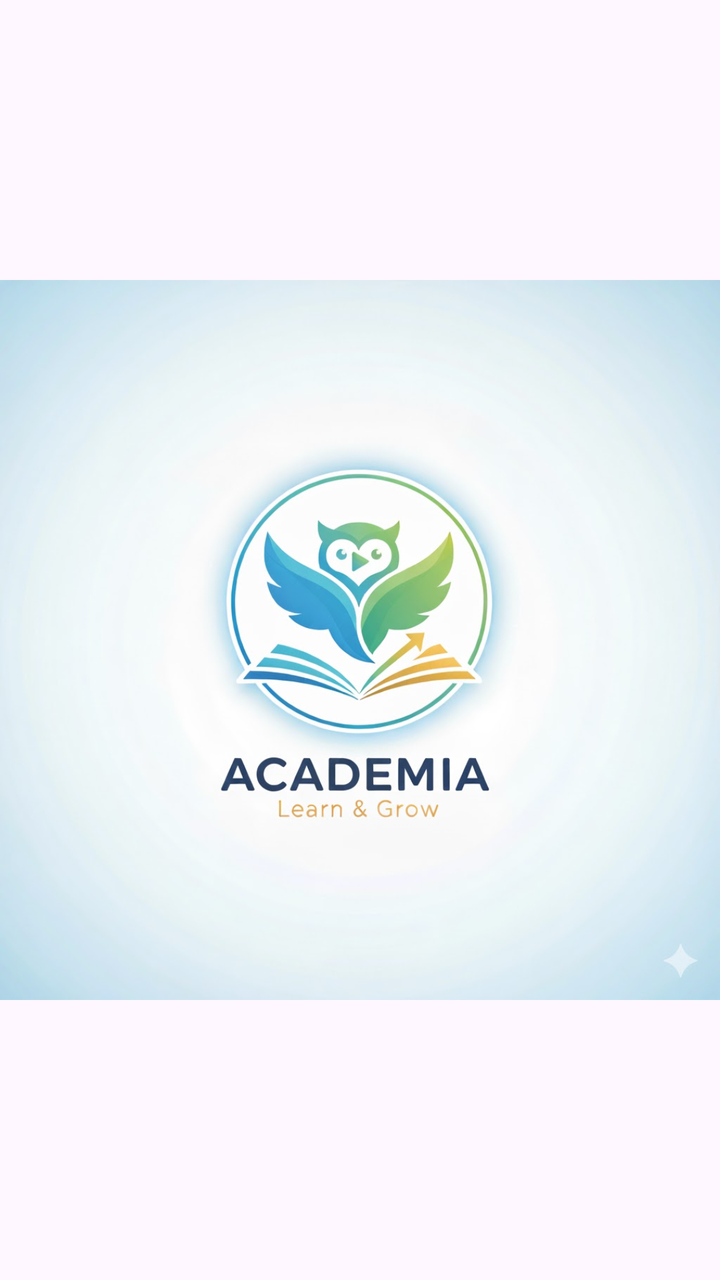
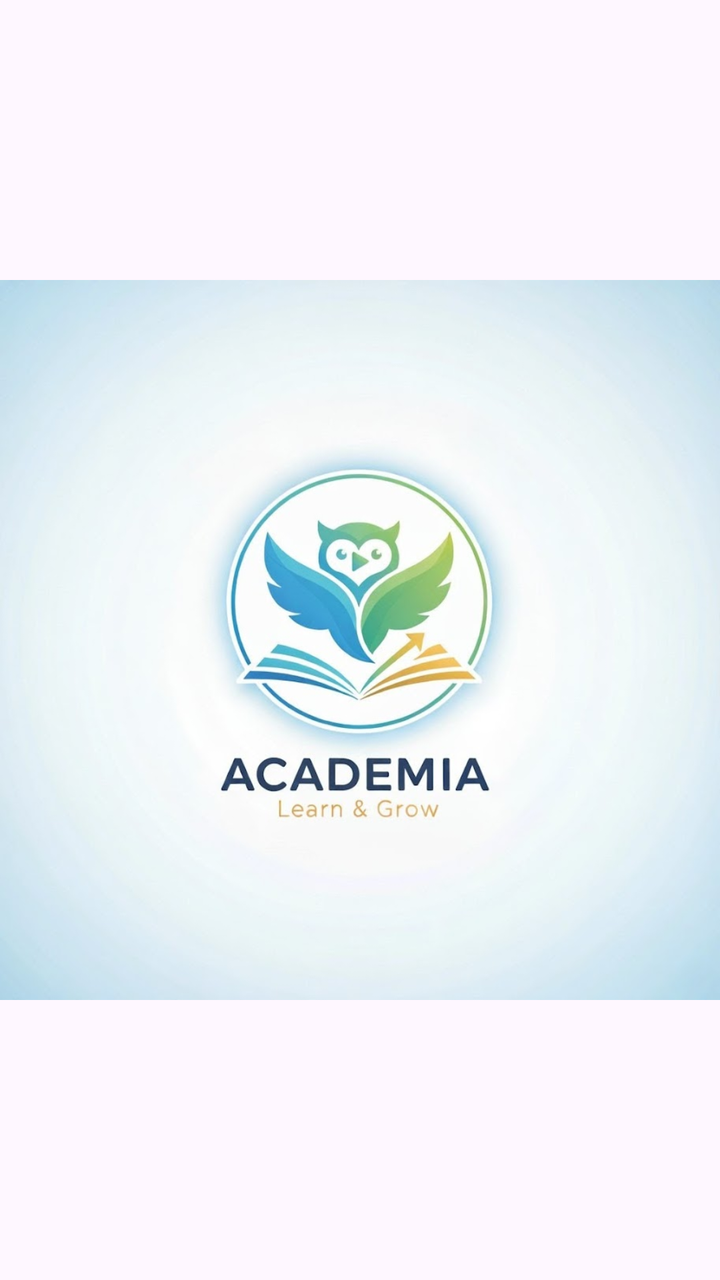

The first picture is an Android layout as it rendered before a commit; the second is the same layout after the commit. The layout source and the unified diff follow.
<!-- AndroidManifest.xml: application theme Theme.E_learning -->
<!-- res/layout/activity_splash.xml -->
<?xml version="1.0" encoding="utf-8"?>
<androidx.constraintlayout.widget.ConstraintLayout xmlns:android="http://schemas.android.com/apk/res/android"
    xmlns:app="http://schemas.android.com/apk/res-auto"
    xmlns:tools="http://schemas.android.com/tools"
    android:id="@+id/main"
    android:layout_width="match_parent"
    android:layout_height="match_parent"
    tools:context=".SplashActivity">

    <ImageView
        android:id="@+id/imageView"
        android:layout_width="wrap_content"
        android:layout_height="wrap_content"
        app:layout_constraintBottom_toBottomOf="parent"
        app:layout_constraintEnd_toEndOf="parent"
        app:layout_constraintStart_toStartOf="parent"
        app:layout_constraintTop_toTopOf="parent"
        app:srcCompat="@drawable/splash" />
</androidx.constraintlayout.widget.ConstraintLayout>
<!-- resources referenced by this layout -->
<resources>
  <!-- drawable splash: jpg bitmap (drawable, 514168 bytes) -->
  <style name="Theme.E_learning" parent="Base.Theme.E_learning" />
  <style name="Base.Theme.E_learning" parent="Theme.Material3.DayNight.NoActionBar">
          
          
      </style>
</resources>

<!-- the commit's change to res/layout/activity_splash.xml (unified diff, before → after) -->
@@ -11,6 +11,7 @@
         android:id="@+id/imageView"
         android:layout_width="wrap_content"
         android:layout_height="wrap_content"
+        android:contentDescription="@string/splash_image"
         app:layout_constraintBottom_toBottomOf="parent"
         app:layout_constraintEnd_toEndOf="parent"
         app:layout_constraintStart_toStartOf="parent"
<!-- resource entries referenced after the edit -->
@@ -1,6 +1,7 @@
 <!-- resources referenced by this layout -->
 <resources>
-  <!-- drawable splash: jpg bitmap (drawable, 514168 bytes) -->
+  <!-- drawable splash: png bitmap (drawable, 450841 bytes) -->
+  <string name="splash_image">Splash Image</string>
   <style name="Theme.E_learning" parent="Base.Theme.E_learning" />
   <style name="Base.Theme.E_learning" parent="Theme.Material3.DayNight.NoActionBar">
           
